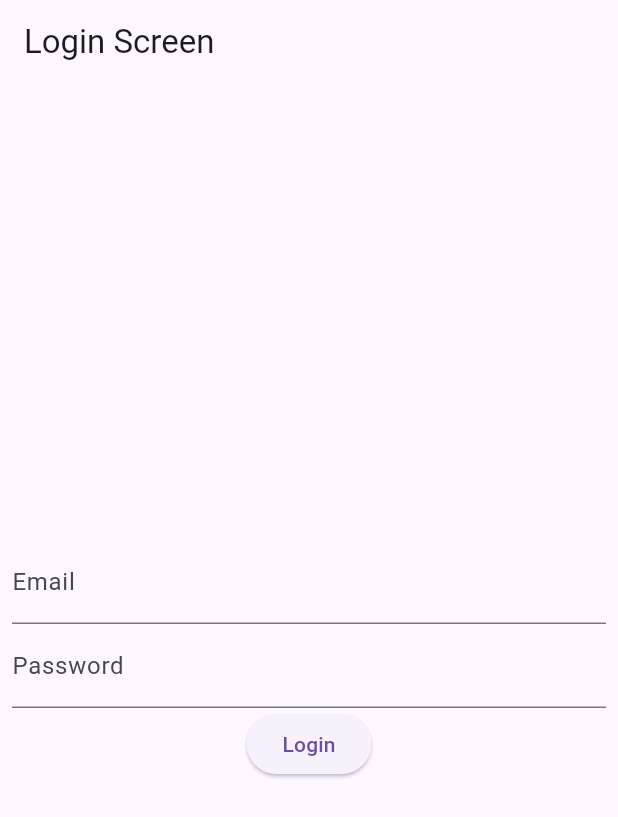
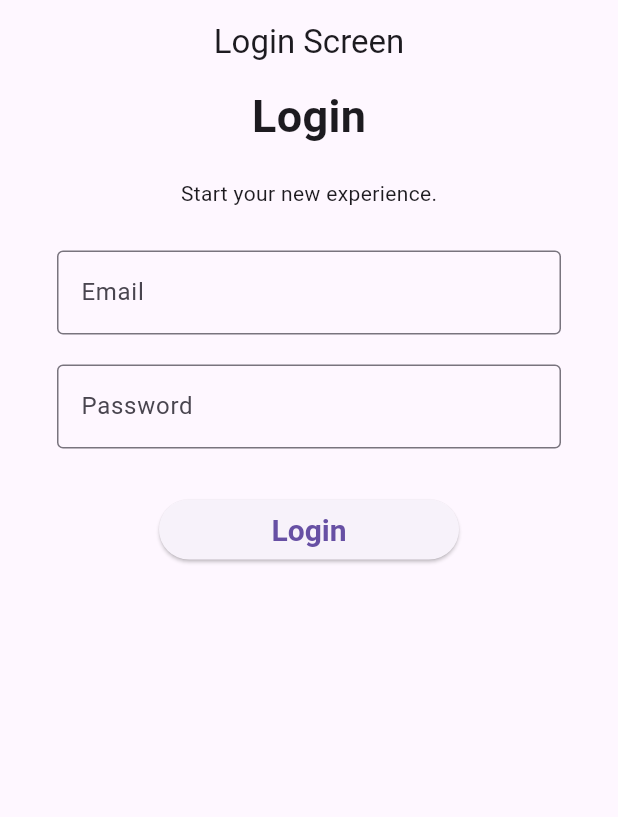
Before and after one commit to schinmin/bloc-testing, a Flutter app: the screen it shows after launch, on a phone screen of 412 x 824 dp. Shown: the top 817 px of the screen. Run offline on Flutter 3.47's test engine with Material 3 defaults, Android fonts, the light colour scheme and no system bars; our stand-ins replace bloc, dartz, dio, equatable, flutter_bloc.

Commit message:
fix login screen ui

```diff
--- /dev/null
+++ b/devtools_options.yaml
@@ -0,0 +1,3 @@
+description: This file stores settings for Dart & Flutter DevTools.
+documentation: https://docs.flutter.dev/tools/devtools/extensions#configure-extension-enablement-states
+extensions:
--- a/lib/features/auth/bloc/auth_bloc.dart
+++ b/lib/features/auth/bloc/auth_bloc.dart
@@ -22,7 +22,10 @@ class AuthBloc extends Bloc<AuthEvent, AuthState> {
     });
   }
 
-  _handleLogin(LoginRequested event, Emitter<AuthState> emit) async {
+  Future<void> _handleLogin(
+    LoginRequested event,
+    Emitter<AuthState> emit,
+  ) async {
     emit(AuthLoading());
     final result = await authUsecase.login(event.email, event.password);
 
@@ -33,7 +36,7 @@ class AuthBloc extends Bloc<AuthEvent, AuthState> {
     );
   }
 
-  _handleLogout(Emitter<AuthState> emit) async {
+  Future<void> _handleLogout(Emitter<AuthState> emit) async {
     emit(AuthLoading());
     final result = await authUsecase.logout();
     result.fold(
--- a/lib/features/auth/presentation/screen/login_screen.dart
+++ b/lib/features/auth/presentation/screen/login_screen.dart
@@ -1,3 +1,5 @@
+import 'dart:ui';
+
 import 'package:bloc_testing/features/auth/bloc/auth_bloc.dart';
 import 'package:bloc_testing/features/auth/presentation/widgets/form_widget.dart';
 import 'package:bloc_testing/features/home/presentation/screens/home.dart';
@@ -10,7 +12,7 @@ class LoginScreen extends StatelessWidget {
   @override
   Widget build(BuildContext context) {
     return Scaffold(
-      appBar: AppBar(title: const Text('Login Screen')),
+      appBar: AppBar(centerTitle: true, title: const Text('Login Screen')),
       body: BlocConsumer<AuthBloc, AuthState>(
         listener: (context, state) {
           if (state is AuthFailure) {
@@ -38,7 +40,20 @@ class LoginScreen extends StatelessWidget {
             return Center(child: Text('Welcome ${state.user.name}'));
           }
 
-          return CusForm();
+          return SingleChildScrollView(
+            child: Column(
+              children: [
+                Text(
+                  "Login",
+                  style: TextStyle(fontSize: 30, fontWeight: FontWeight.w600),
+                ),
+                const SizedBox(height: 20),
+                Text("Start your new experience."),
+                const SizedBox(height: 20),
+                CusForm(),
+              ],
+            ),
+          );
         },
       ),
     );
--- a/lib/features/auth/presentation/widgets/form_widget.dart
+++ b/lib/features/auth/presentation/widgets/form_widget.dart
@@ -1,5 +1,4 @@
 import 'package:bloc_testing/features/auth/bloc/auth_bloc.dart';
-import 'package:bloc_testing/features/home/presentation/screens/home.dart';
 import 'package:flutter/material.dart';
 import 'package:flutter_bloc/flutter_bloc.dart';
 
@@ -21,12 +20,17 @@ class _CusFormState extends State<CusForm> {
       child: Form(
         key: _formKey,
         child: Center(
+          child: Padding(
+            padding: const EdgeInsets.symmetric(horizontal: 30),
             child: Column(
               mainAxisAlignment: MainAxisAlignment.center,
               children: [
                 TextFormField(
                   controller: emailController,
-                decoration: const InputDecoration(labelText: 'Email'),
+                  decoration: const InputDecoration(
+                    border: OutlineInputBorder(),
+                    labelText: 'Email',
+                  ),
                   validator: (value) {
                     if (value == null || value.isEmpty) {
                       return 'Please enter your email';
@@ -34,9 +38,13 @@ class _CusFormState extends State<CusForm> {
                     return null;
                   },
                 ),
+                const SizedBox(height: 20),
                 TextFormField(
                   controller: passwordController,
-                decoration: const InputDecoration(labelText: 'Password'),
+                  decoration: const InputDecoration(
+                    border: OutlineInputBorder(),
+                    labelText: 'Password',
+                  ),
                   obscureText: true,
                   validator: (value) {
                     if (value == null || value.isEmpty) {
@@ -46,7 +54,16 @@ class _CusFormState extends State<CusForm> {
                   },
                 ),
 
-              ElevatedButton(
+                const SizedBox(height: 30),
+
+                SizedBox(
+                  width: 200,
+                  child: ElevatedButton(
+                    style: ButtonStyle(
+                      textStyle: WidgetStatePropertyAll(
+                        TextStyle(fontWeight: FontWeight.bold, fontSize: 20),
+                      ),
+                    ),
                     onPressed: () {
                       context.read<AuthBloc>().add(
                         LoginRequested(
@@ -57,7 +74,9 @@ class _CusFormState extends State<CusForm> {
                     },
                     child: const Text('Login'),
                   ),
+                ),
               ],
+            ),
           ),
         ),
       ),
--- a/lib/features/userlist/bloc/userlist_bloc.dart
+++ b/lib/features/userlist/bloc/userlist_bloc.dart
@@ -1,5 +1,3 @@
-import 'dart:math';
-
 import 'package:bloc/bloc.dart';
 import 'package:bloc_testing/features/auth/domain/entites/user_entity.dart';
 import 'package:bloc_testing/features/userlist/domain/repository/user_list_repository.dart';
```
Lines whose indentation alone changed are shown as unchanged.
